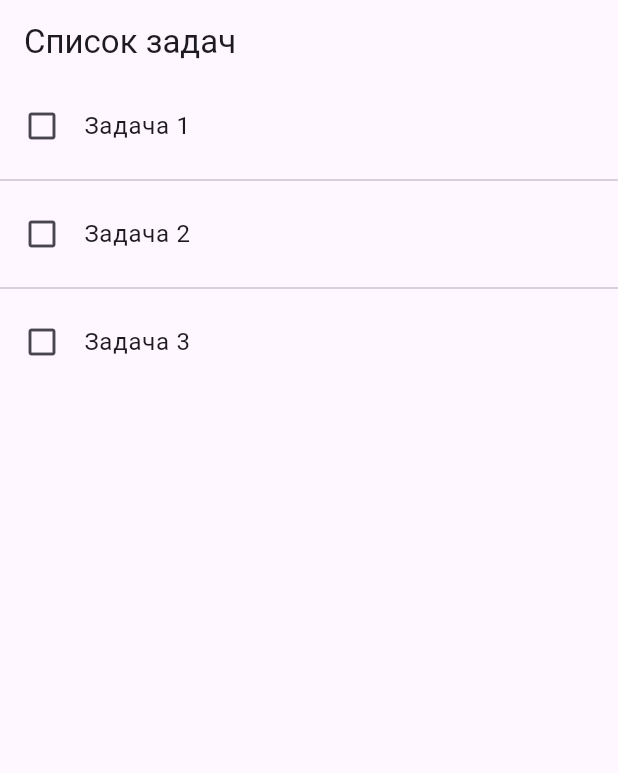
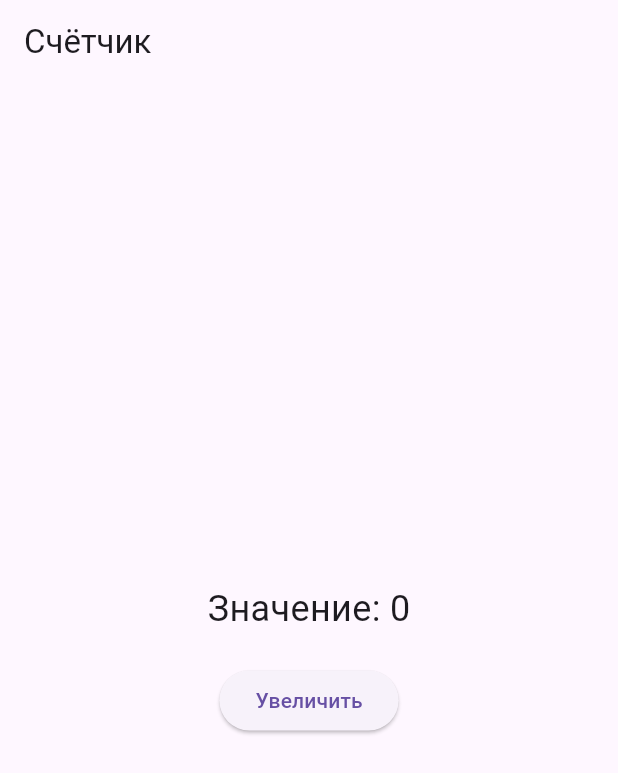
Before and after one commit to szhumabekkyzy/FlutterProject, a Flutter app: the screen it shows after launch, on a phone screen of 412 x 824 dp. Shown: the top 773 px of the screen. Run offline on Flutter 3.47's test engine with Material 3 defaults, Android fonts, the phone set to English and light mode, and no system bars; our stand-ins replace shared_preferences.

Commit message:
homework_16

```diff
--- /dev/null
+++ b/devtools_options.yaml
@@ -0,0 +1,3 @@
+description: This file stores settings for Dart & Flutter DevTools.
+documentation: https://docs.flutter.dev/tools/devtools/extensions#configure-extension-enablement-states
+extensions:
--- a/lib/main.dart
+++ b/lib/main.dart
@@ -1,49 +1,89 @@
 import 'package:flutter/material.dart';
+import 'package:shared_preferences/shared_preferences.dart';
 
 void main() {
   runApp(const MyApp());
 }
 
+/// ---------- MODEL ----------
+class CounterModel {
+  int counter = 0;
+
+  Future<void> loadCounter() async {
+    final prefs = await SharedPreferences.getInstance();
+    counter = prefs.getInt('counter') ?? 0;
+  }
+
+  Future<void> saveCounter() async {
+    final prefs = await SharedPreferences.getInstance();
+    await prefs.setInt('counter', counter);
+  }
+
+  Future<void> increment() async {
+    counter++;
+    await saveCounter();
+  }
+}
+
+/// ---------- APP ----------
 class MyApp extends StatelessWidget {
   const MyApp({super.key});
 
   @override
   Widget build(BuildContext context) {
-    return const MaterialApp(home: TasksListScreen());
+    return const MaterialApp(home: CounterPage());
   }
 }
 
-class TasksListScreen extends StatelessWidget {
-  const TasksListScreen({super.key});
+/// ---------- PAGE ----------
+class CounterPage extends StatefulWidget {
+  const CounterPage({super.key});
 
-  final List<String> tasks = const ['Задача 1', 'Задача 2', 'Задача 3'];
+  @override
+  State<CounterPage> createState() => _CounterPageState();
+}
+
+class _CounterPageState extends State<CounterPage> {
+  final CounterModel counterModel = CounterModel();
+  bool isLoading = true;
+
+  @override
+  void initState() {
+    super.initState();
+    loadData();
+  }
+
+  Future<void> loadData() async {
+    await counterModel.loadCounter();
+    setState(() {
+      isLoading = false;
+    });
+  }
 
   @override
   Widget build(BuildContext context) {
     return Scaffold(
-      appBar: AppBar(title: const Text('Список задач')),
-      body: ListView.separated(
-        itemCount: tasks.length,
-
-        separatorBuilder: (context, index) {
-          return const Divider();
-        },
-
-        itemBuilder: (context, index) {
-          return ListTile(
-            leading: const Icon(Icons.check_box_outline_blank),
-            title: Text(tasks[index]),
-            onTap: () {
-              // Вариант 1: print
-              print(tasks[index]);
-
-              // Вариант 2: SnackBar
-              ScaffoldMessenger.of(context).showSnackBar(
-                SnackBar(content: Text('Вы выбрали: ${tasks[index]}')),
-              );
-            },
-          );
-        },
+      appBar: AppBar(title: const Text('Счётчик')),
+      body: Center(
+        child: isLoading
+            ? const CircularProgressIndicator()
+            : Column(
+                mainAxisAlignment: MainAxisAlignment.center,
+                children: [
+                  Text(
+                    'Значение: ${counterModel.counter}',
+                    style: const TextStyle(fontSize: 24),
+                  ),
+                  const SizedBox(height: 20),
+                  ElevatedButton(
+                    onPressed: () async {
+                      await counterModel.increment();
+                      setState(() {});
+                    },
+                    child: const Text('Увеличить'),
+                  ),
+                ],
+              ),
       ),
     );
   }
```
Also changed, not shown: pubspec.yaml (+3 -68 lines), pubspec.lock, 7 other files.
